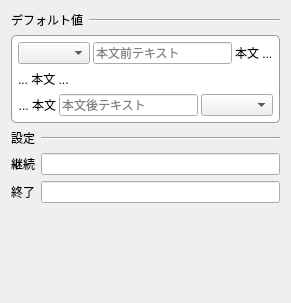
Old version of the form src/views/viewsettinggeneralpage.ui in the repository sharkpp/Jugemutter.
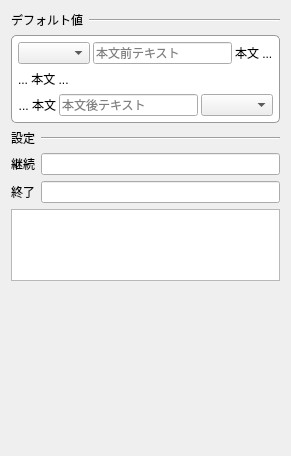
New version of the form. Custom widgets are drawn as their Qt base class.

The edit to the form file:
```diff
--- a/src/views/viewsettinggeneralpage.ui
+++ b/src/views/viewsettinggeneralpage.ui
@@ -7,7 +7,7 @@
     <x>0</x>
     <y>0</y>
     <width>291</width>
-    <height>303</height>
+    <height>456</height>
    </rect>
   </property>
   <property name="windowTitle">
@@ -264,6 +264,19 @@
      </item>
     </layout>
    </item>
+   <item>
+    <widget class="TagInput" name="textEdit">
+     <property name="sizePolicy">
+      <sizepolicy hsizetype="Expanding" vsizetype="Minimum">
+       <horstretch>0</horstretch>
+       <verstretch>0</verstretch>
+      </sizepolicy>
+     </property>
+     <property name="sizeAdjustPolicy">
+      <enum>QAbstractScrollArea::AdjustToContents</enum>
+     </property>
+    </widget>
+   </item>
    <item>
     <spacer name="verticalSpacer">
      <property name="orientation">
@@ -279,6 +292,13 @@
    </item>
   </layout>
  </widget>
+ <customwidgets>
+  <customwidget>
+   <class>TagInput</class>
+   <extends>QTextEdit</extends>
+   <header>taginput.h</header>
+  </customwidget>
+ </customwidgets>
  <resources/>
  <connections/>
 </ui>
```
